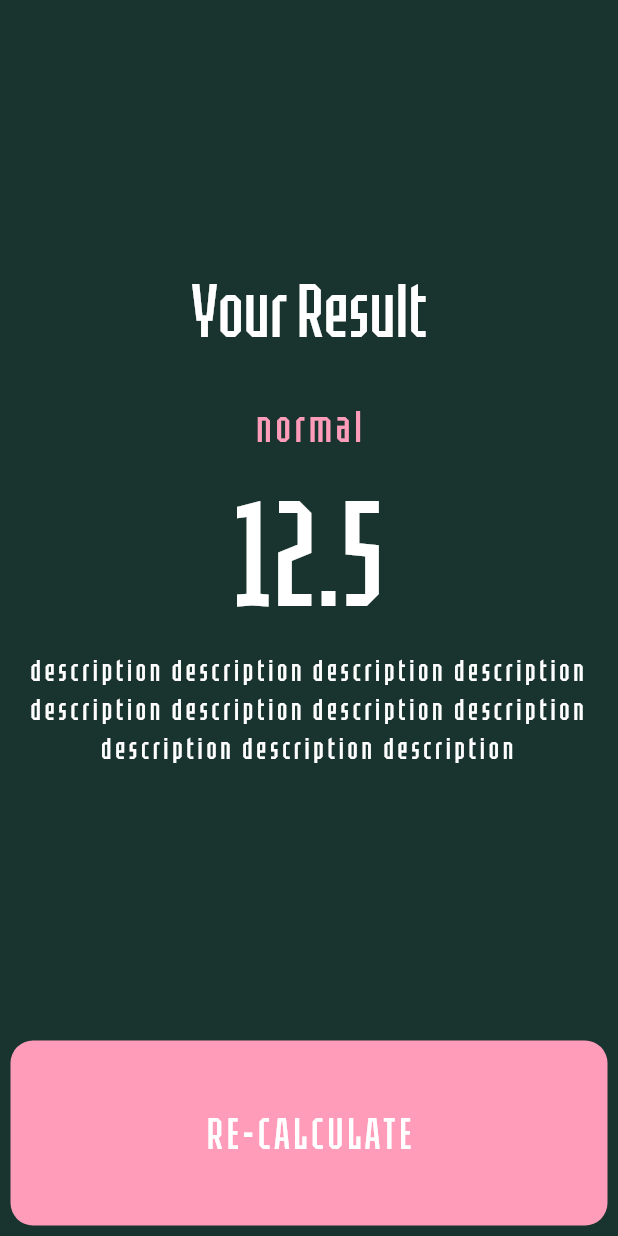
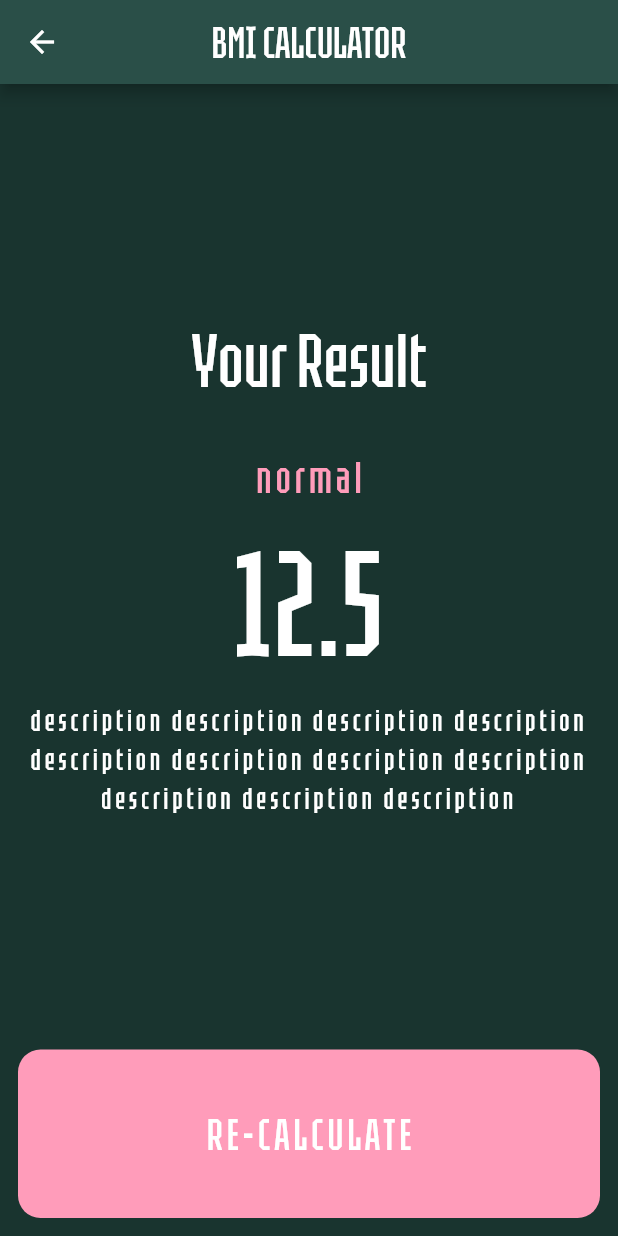
Before and after one commit to Arrocito82/bmi_calculator, a Flutter app: the screen it shows after launch, after a tap on "CALCULATE", on a phone screen of 412 x 824 dp. Run offline on Flutter 3.47's test engine with Material 2 defaults, Android fonts, the phone set to English and light mode, and no system bars; our stand-ins replace font_awesome_flutter.

```diff
--- a/lib/input_page.dart
+++ b/lib/input_page.dart
@@ -256,8 +256,11 @@ class _InputPageState extends State<InputPage> {
                   Expanded(
                     child: Column(
                       children: [
-                        Row(
-                          children: getWeightAgeButtons(),
+                        Expanded(
+                          flex: 2,
+                          child: Row(
+                            children: getWeightAgeButtons(),
+                          ),
                         ),
                         getCalculateButton(),
                       ],
--- a/lib/results_page.dart
+++ b/lib/results_page.dart
@@ -40,7 +40,12 @@ class ResultsPage extends StatelessWidget {
       },
     );
     return Scaffold(
-      body: OrientationBuilder(builder: (context, orientation) {
+      appBar: AppBar(
+        title: const Text('BMI CALCULATOR'),
+      ),
+      body: Padding(
+        padding: const EdgeInsets.all(5.0),
+        child: OrientationBuilder(builder: (context, orientation) {
           if (orientation == Orientation.portrait) {
             return Column(
               children: [
@@ -93,6 +98,7 @@ class ResultsPage extends StatelessWidget {
             );
           }
         }),
+      ),
     );
   }
 }
```
Lines whose indentation alone changed are shown as unchanged.
